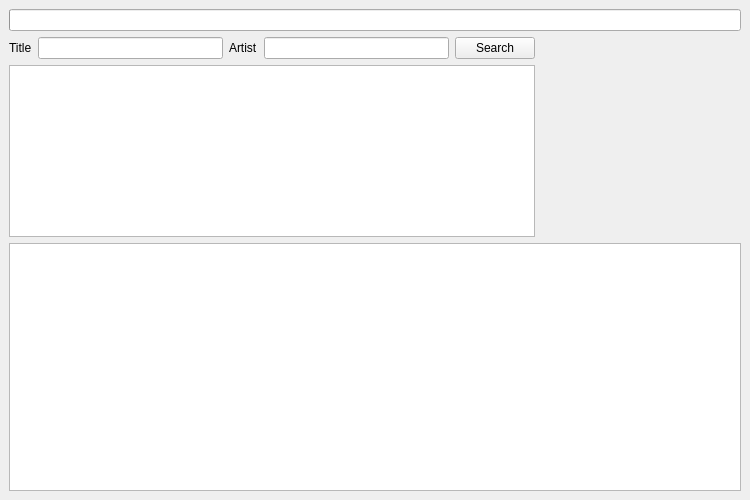
Above: ui-qt/SearchWindow.ui from datasone/CrystalLyrics before the change. Below: the same form after it.
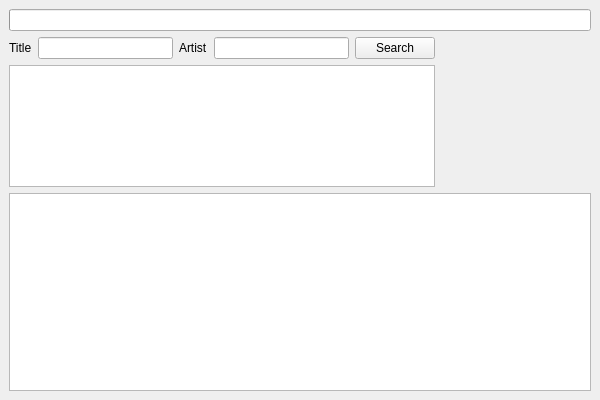
That is the form after the change.

The edit to the form file:
```diff
--- a/ui-qt/SearchWindow.ui
+++ b/ui-qt/SearchWindow.ui
@@ -6,8 +6,8 @@
    <rect>
     <x>0</x>
     <y>0</y>
-    <width>750</width>
-    <height>500</height>
+    <width>600</width>
+    <height>400</height>
    </rect>
   </property>
   <property name="minimumSize">
@@ -48,13 +48,13 @@
       <property name="minimumSize">
        <size>
         <width>0</width>
-        <height>200</height>
+        <height>150</height>
        </size>
       </property>
       <property name="maximumSize">
        <size>
         <width>16777215</width>
-        <height>200</height>
+        <height>150</height>
        </size>
       </property>
       <layout class="QHBoxLayout" name="horizontalLayout_2">
@@ -126,14 +126,14 @@
         <widget class="QLabel" name="coverImageLabel">
          <property name="minimumSize">
           <size>
-           <width>200</width>
-           <height>200</height>
+           <width>150</width>
+           <height>150</height>
           </size>
          </property>
          <property name="maximumSize">
           <size>
-           <width>200</width>
-           <height>200</height>
+           <width>150</width>
+           <height>150</height>
           </size>
          </property>
          <property name="text">
```
